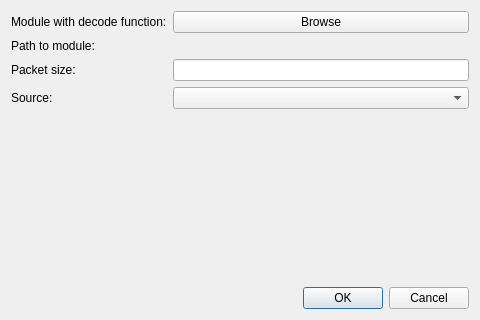
Old version of the form designer/add_source_dialog.ui in the repository pulp-bio/biogui.
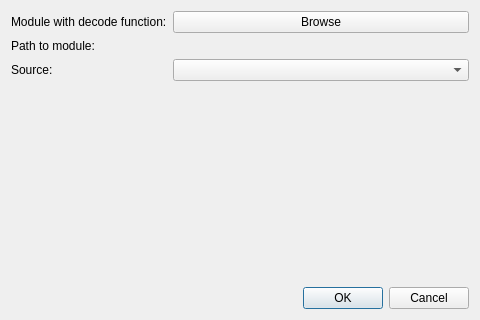
New version of the form.

Patch:
```diff
--- a/designer/add_source_dialog.ui
+++ b/designer/add_source_dialog.ui
@@ -31,20 +31,6 @@
       </widget>
      </item>
      <item row="2" column="0">
-      <widget class="QLabel" name="label3">
-       <property name="text">
-        <string>Packet size:</string>
-       </property>
-      </widget>
-     </item>
-     <item row="2" column="1">
-      <widget class="QLineEdit" name="packetSizeTextField">
-       <property name="toolTip">
-        <string>Number of bytes in each packet</string>
-       </property>
-      </widget>
-     </item>
-     <item row="3" column="0">
       <widget class="QLabel" name="label4">
        <property name="text">
         <string>Source:</string>
@@ -54,7 +40,7 @@
        </property>
       </widget>
      </item>
-     <item row="3" column="1">
+     <item row="2" column="1">
       <widget class="QComboBox" name="sourceComboBox">
        <property name="toolTip">
         <string>List of available serial ports</string>
```
Left out of the diff: 38 changed lines with no effect on the pictures.
